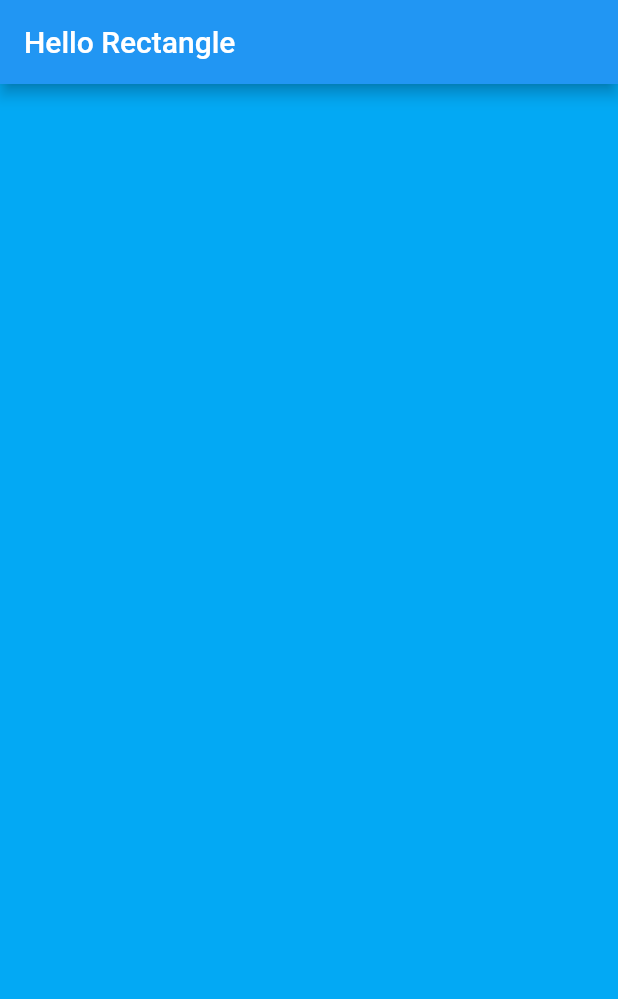
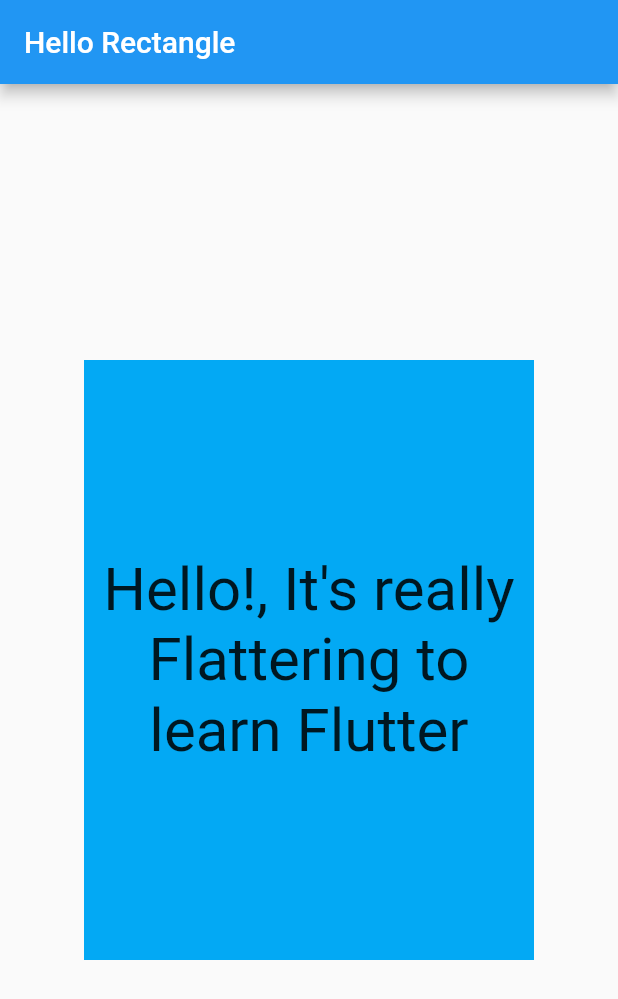
Before and after one commit to wildanka/hello_rectangle, a Flutter app: the screen it shows after launch, on a phone screen of 412 x 824 dp. Shown: the top 999 px of the screen. Run offline on Flutter 3.47's test engine with Material 2 defaults, Android fonts, the phone set to English and light mode, and no system bars.

Commit message:
Create Some Child Widgets in Our Container using Stateless Widgets
Create Some Child Widgets in Our Container using Stateless Widgets

```diff
--- a/lib/main.dart
+++ b/lib/main.dart
@@ -6,23 +6,35 @@ import 'package:flutter/material.dart';
 //chances are We're not going to have an app that is entirely hard-coded with widgets that never rebuild
 //but this is what our helloRectangleContainer function currently return
 //we can use a stateless widgets
-Widget helloRectangleContainer(){
-  return Container(
-    color: Colors.lightBlue,
-  );
+class HelloRectangle extends StatelessWidget {
+  @override
+  Widget build(BuildContext context) {
+    //create an element in the center
+    return Center(
+      //create the child, (which in this case is container )
+      child: Container(
+        color: Colors.lightBlue,
+        height: 400.0,
+        width: 300.0,
+        child: Center(
+          child: Text(
+            "Hello!, It's really Flattering to learn Flutter",
+            style: TextStyle(fontSize: 40.0),
+            textAlign: TextAlign.center,
+          ),
+        ),
+      ),
+    );
+  }
 }
 
-
 void main() {
-  runApp(
-    MaterialApp(
+  runApp(MaterialApp(
       debugShowCheckedModeBanner: false,
       home: Scaffold(
-        appBar : AppBar(
+        appBar: AppBar(
           title: Text("Hello Rectangle"),
         ),
-        body: helloRectangleContainer(),
-      )
-    )
-  );
+        body: HelloRectangle(),
+      )));
 }
```
